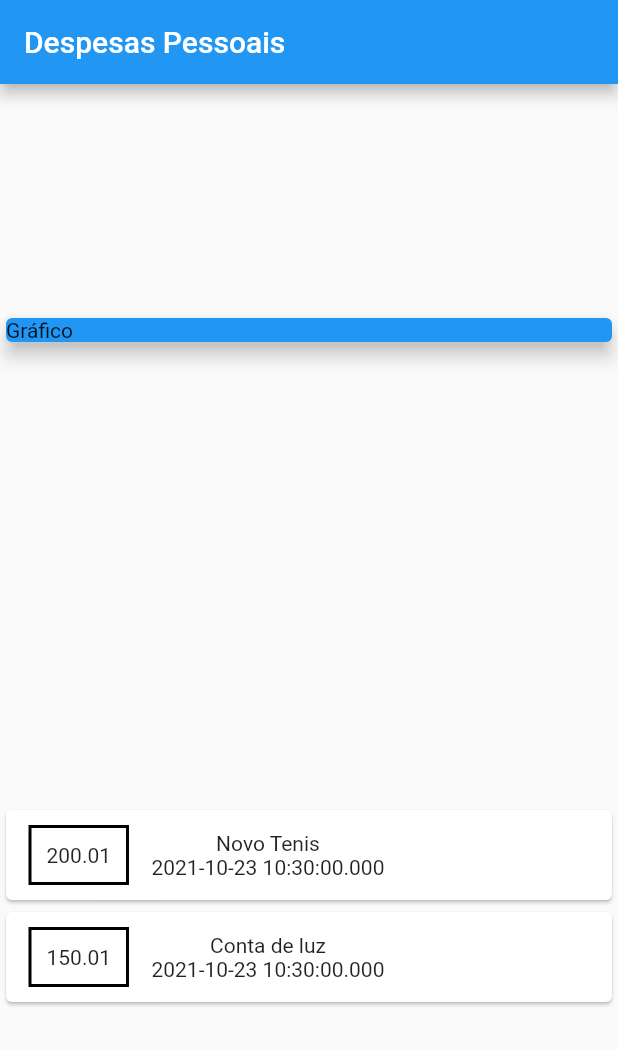
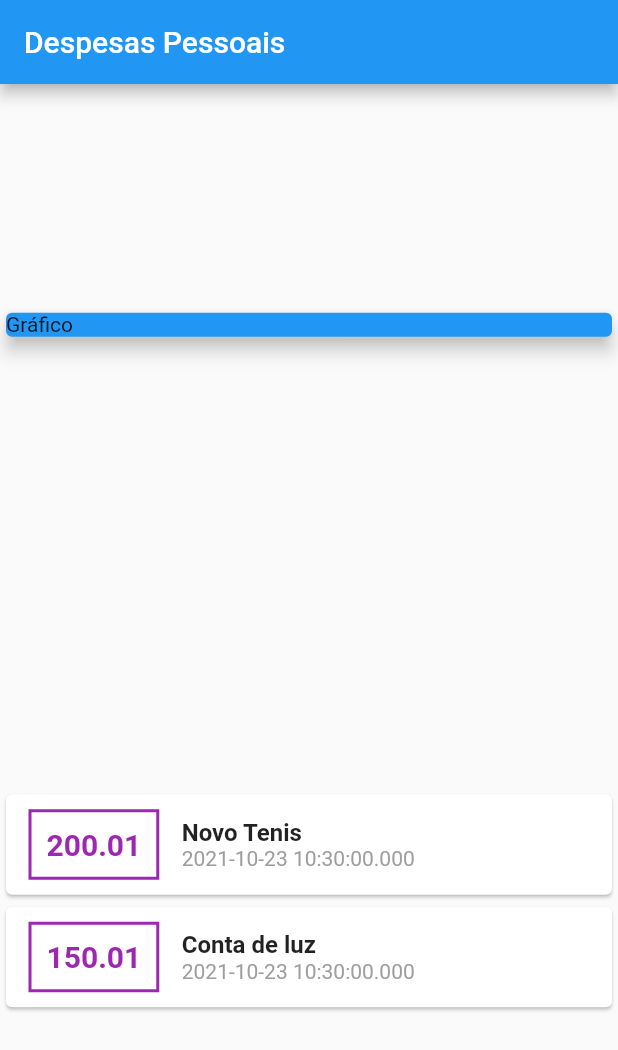
Before and after one commit to EduardoMoreira26/Flutter-expensesApp, a Flutter app: the screen it shows after launch, on a phone screen of 412 x 824 dp. Shown: the top 1050 px of the screen. Run offline on Flutter 3.47's test engine with Material 2 defaults, Android fonts, the phone set to English and light mode, and no system bars.

Commit message:
style card

```diff
--- a/lib/main.dart
+++ b/lib/main.dart
@@ -57,19 +57,34 @@ class MyHomePage extends StatelessWidget {
                       ),
                       decoration: BoxDecoration(
                         border: Border.all(
-                          color: Colors.black,
+                          color: Colors.purple,
                           width: 2,
                         ),
                       ),
                       padding: EdgeInsets.all(10),
                       child: Text(
                         transaction.value.toString(),
+                        style: TextStyle(
+                          fontWeight: FontWeight.bold,
+                          fontSize: 20,
+                          color: Colors.purple,
+                        ),
                       ),
                     ),
                     Column(
+                      crossAxisAlignment: CrossAxisAlignment.start,
                       children: [
-                        Text(transaction.title),
-                        Text(transaction.date.toString())
+                        Text(transaction.title,
+                            style: TextStyle(
+                              fontWeight: FontWeight.bold,
+                              fontSize: 16,
+                            )),
+                        Text(
+                          transaction.date.toString(),
+                          style: TextStyle(
+                            color: Colors.grey,
+                          ),
+                        ),
                       ],
                     ),
                   ],
```
